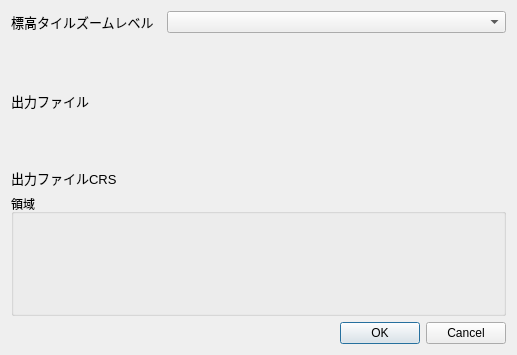
Before: the Qt Designer form elevation_tile_for_jp_dialog_base.ui in MIERUNE/ElevationTile4JP, drawn with Qt 5.
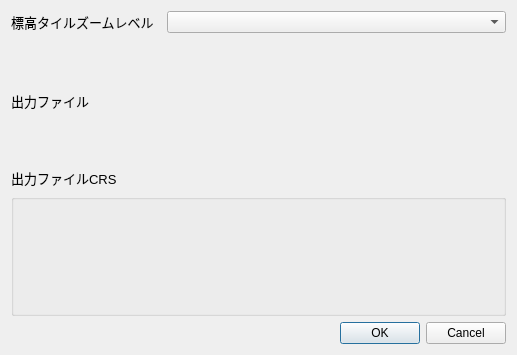
After: the same form once the commit is applied. Custom widgets are drawn as their Qt base class.

Commit message: basic export

Patch:
```diff
--- a/elevation_tile_for_jp_dialog_base.ui
+++ b/elevation_tile_for_jp_dialog_base.ui
@@ -133,9 +133,6 @@
    </item>
    <item>
     <widget class="QgsExtentGroupBox" name="mExtentGroupBox">
-     <property name="title">
-      <string>領域</string>
-     </property>
     </widget>
    </item>
    <item>
```
The commit also changes 1 other file.
